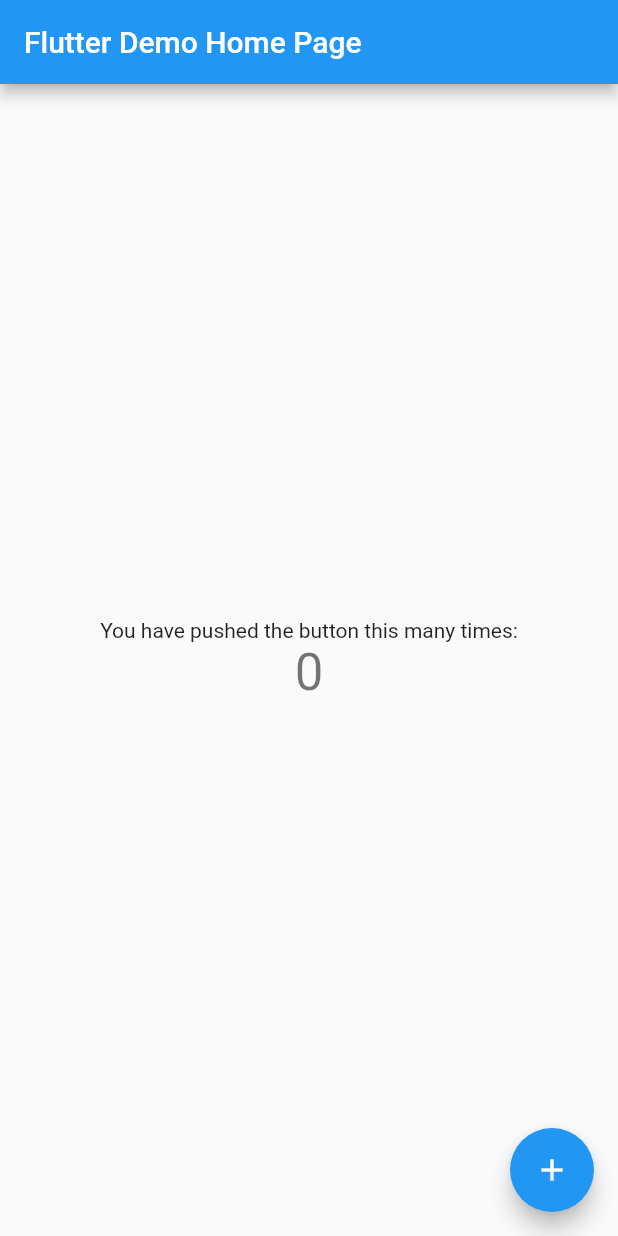
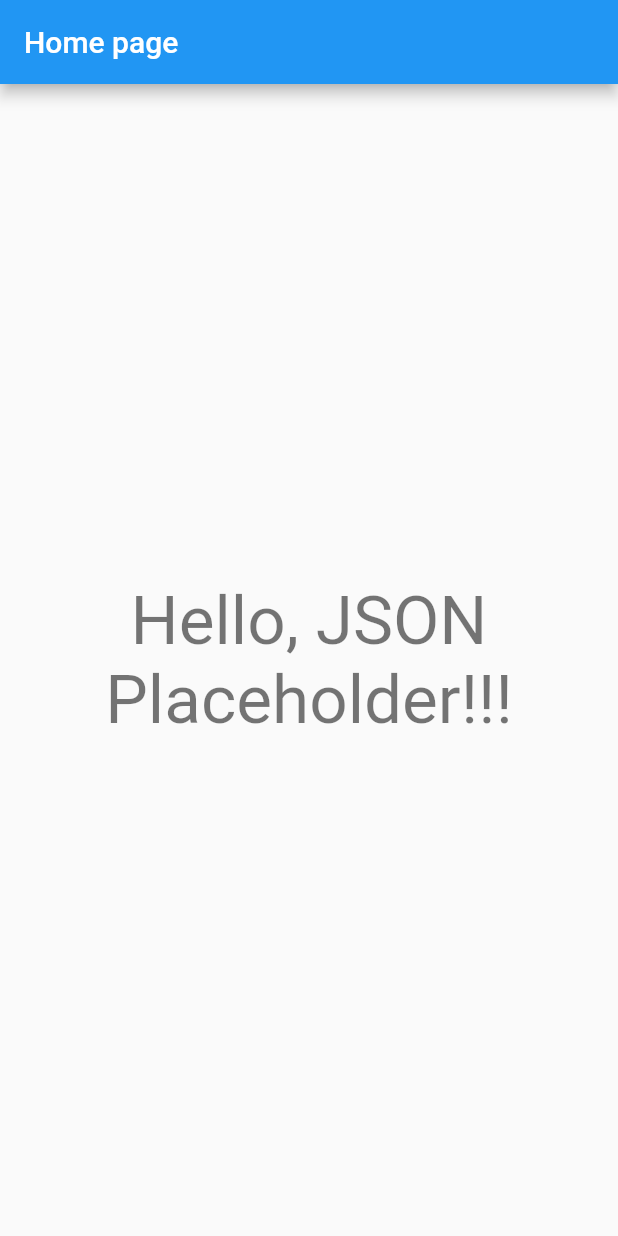
Before and after one commit to AlekseyKrapivnitskiy/togowithsomeoneapp, a Flutter app: the screen it shows after launch, on a phone screen of 412 x 824 dp. Run offline on Flutter 3.47's test engine with Material 2 defaults, Android fonts, the phone set to English and light mode, and no system bars.

Commit message:
added another code to main added home page

```diff
--- a/lib/main.dart
+++ b/lib/main.dart
@@ -1,115 +1,35 @@
 import 'package:flutter/material.dart';
 
-void main() {
-  runApp(const MyApp());
-}
+import 'pages/home_page.dart';
 
+// main() является главной функцией с которой начинается
+// выполнение приложения
+// возвращает виджет приложения
+void main() => runApp(MyApp());
+
+// В Flutter все является виджетом (кнопки,списки, текст и т.д.)
+// виджет - это отдельный компонент, который может быть отрисован
+// на экране (не путать с Android виджетами)
+// Наиболее простые виджеты наследуются от StatelessWidget класса
+// и не имеют состояния
 class MyApp extends StatelessWidget {
-  const MyApp({super.key});
 
-  // This widget is the root of your application.
+  // функция build отвечает за построение иерархии виджетов
   @override
   Widget build(BuildContext context) {
+    // виджет MaterialApp - главный виджет приложения, который
+    // позволяет настроить тему и использовать
+    // Material Design для разработки.
     return MaterialApp(
-      title: 'Flutter Demo',
+      // заголовок приложения
+      // обычно виден, когда мы сворачиваем приложение
+      title: 'Json Placeholder App',
+      // настройка темы, мы ещё вернёмся к этому
       theme: ThemeData(
-        // This is the theme of your application.
-        //
-        // Try running your application with "flutter run". You'll see the
-        // application has a blue toolbar. Then, without quitting the app, try
-        // changing the primarySwatch below to Colors.green and then invoke
-        // "hot reload" (press "r" in the console where you ran "flutter run",
-        // or simply save your changes to "hot reload" in a Flutter IDE).
-        // Notice that the counter didn't reset back to zero; the application
-        // is not restarted.
         primarySwatch: Colors.blue,
       ),
-      home: const MyHomePage(title: 'Flutter Demo Home Page'),
+      // указываем исходную страницу, которую мы создадим позже
+      home: HomePage(),
     );
   }
 }
-
-class MyHomePage extends StatefulWidget {
-  const MyHomePage({super.key, required this.title});
-
-  // This widget is the home page of your application. It is stateful, meaning
-  // that it has a State object (defined below) that contains fields that affect
-  // how it looks.
-
-  // This class is the configuration for the state. It holds the values (in this
-  // case the title) provided by the parent (in this case the App widget) and
-  // used by the build method of the State. Fields in a Widget subclass are
-  // always marked "final".
-
-  final String title;
-
-  @override
-  State<MyHomePage> createState() => _MyHomePageState();
-}
-
-class _MyHomePageState extends State<MyHomePage> {
-  int _counter = 0;
-
-  void _incrementCounter() {
-    setState(() {
-      // This call to setState tells the Flutter framework that something has
-      // changed in this State, which causes it to rerun the build method below
-      // so that the display can reflect the updated values. If we changed
-      // _counter without calling setState(), then the build method would not be
-      // called again, and so nothing would appear to happen.
-      _counter++;
-    });
-  }
-
-  @override
-  Widget build(BuildContext context) {
-    // This method is rerun every time setState is called, for instance as done
-    // by the _incrementCounter method above.
-    //
-    // The Flutter framework has been optimized to make rerunning build methods
-    // fast, so that you can just rebuild anything that needs updating rather
-    // than having to individually change instances of widgets.
-    return Scaffold(
-      appBar: AppBar(
-        // Here we take the value from the MyHomePage object that was created by
-        // the App.build method, and use it to set our appbar title.
-        title: Text(widget.title),
-      ),
-      body: Center(
-        // Center is a layout widget. It takes a single child and positions it
-        // in the middle of the parent.
-        child: Column(
-          // Column is also a layout widget. It takes a list of children and
-          // arranges them vertically. By default, it sizes itself to fit its
-          // children horizontally, and tries to be as tall as its parent.
-          //
-          // Invoke "debug painting" (press "p" in the console, choose the
-          // "Toggle Debug Paint" action from the Flutter Inspector in Android
-          // Studio, or the "Toggle Debug Paint" command in Visual Studio Code)
-          // to see the wireframe for each widget.
-          //
-          // Column has various properties to control how it sizes itself and
-          // how it positions its children. Here we use mainAxisAlignment to
-          // center the children vertically; the main axis here is the vertical
-          // axis because Columns are vertical (the cross axis would be
-          // horizontal).
-          mainAxisAlignment: MainAxisAlignment.center,
-          children: <Widget>[
-            const Text(
-              'You have pushed the button this many times:',
-            ),
-            Text(
-              '$_counter',
-              style: Theme.of(context).textTheme.headlineMedium,
-            ),
-          ],
-        ),
-      ),
-      floatingActionButton: FloatingActionButton(
-        onPressed: _incrementCounter,
-        tooltip: 'Increment',
-        child: const Icon(Icons.add),
-      ), // This trailing comma makes auto-formatting nicer for build methods.
-    );
-  }
-}
--- /dev/null
+++ b/lib/pages/home_page.dart
@@ -0,0 +1,51 @@
+import 'package:flutter/material.dart';
+
+// StatefulWidget имеет состояние, с которым
+// позже мы будем работать через функцию
+// setState(VoidCallback fn);
+// обратите внимание setState принимает другую функцию
+class HomePage extends StatefulWidget {
+  // StatefulWidget должен возвращать класс,
+  // которые наследуется от State
+  @override
+  _HomePageState createState() => _HomePageState();
+}
+
+// В треугольных скобках мы указываем наш StatefulWidget
+// для которого будет создано состояние
+// нижнее подчеркивание _ используется для того,
+// чтобы скрыть доступ к _HomePageState  из других файлов
+// нижнее подчеркивание аналогия private в Java / Kotlin
+class _HomePageState extends State<HomePage> {
+
+  // функция buil, как мы уже отметили, строит
+  // иерархию наших любимых виджетов
+  @override
+  Widget build(BuildContext context) {
+    // В большинстве случаев Scaffold используется,
+    // как корневой виджет для страницы или экрана
+    // Scaffold позволяет вам указать AppBar, BottomNavigationBar,
+    // Drawer, FloatingActionButton и другие не менее важные
+    // компоненты (виджеты).
+    return Scaffold(
+      // мы создаем AppBar с текстом "Home Page"
+        appBar: AppBar(title: Text("Home page")),
+        // указываем текст в качестве тела Scaffold
+        // текст предварительно вложен в Center виджет,
+        // чтобы выровнять его по центру
+        body: Center(
+            child: Text(
+              "Hello, JSON Placeholder!!!",
+              // Также выравниваем текст внутри самого виджета Text
+              textAlign: TextAlign.center,
+              // Theme.of(context) позволяет получить доступ к
+              // текущему ThemeData, который был указан в MaterialApp
+              // После получения ThemeData мы можем использовать
+              // различные его стили (например headline3, как здесь)
+              style: Theme.of(context).textTheme.headline3,
+            )
+        )
+    );
+  }
+
+}
```
